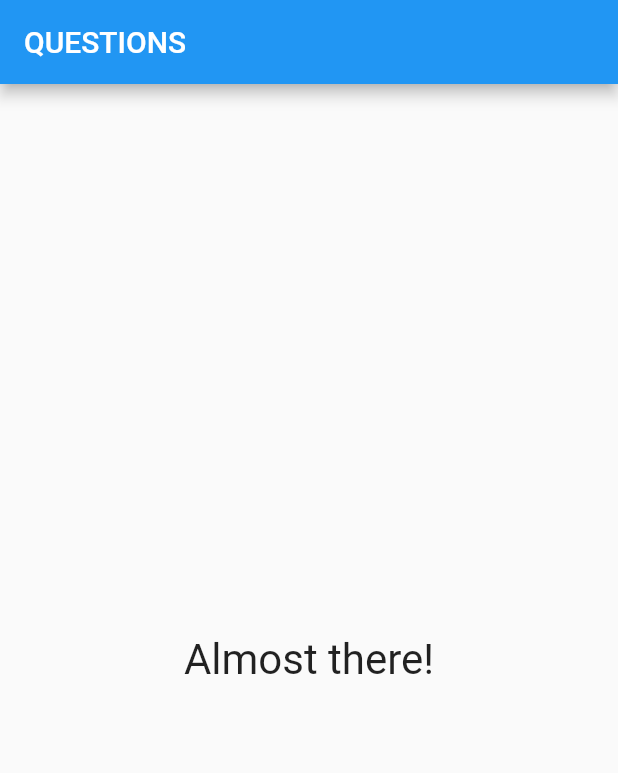
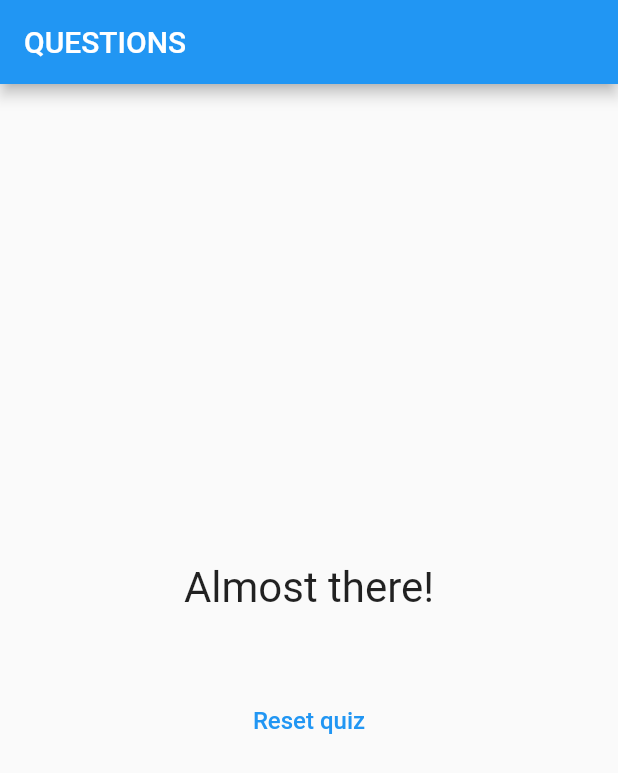
Before and after one commit to fellipetav/quizapplication, a Flutter app: the screen it shows after launch, after a tap on "Thomas Edison", after a tap on "Communism", after a tap on "Yes, but it depends on which time branch", on a phone screen of 412 x 824 dp. Shown: the top 773 px of the screen. Run offline on Flutter 3.47's test engine with Material 2 defaults, Android fonts, the phone set to English and light mode, and no system bars.

Commit message:
:sparkles: feat: adds reset quiz button

```diff
--- a/lib/main.dart
+++ b/lib/main.dart
@@ -60,9 +60,15 @@ class QuizAppState extends State<QuizApp> {
       setState(() {
         _currentQuestionIndex++;
         _totalScore += partialScore;
-        // print(_selectedQuestion);
       });
     }
+  }
+
+  void resetQuiz() {
+    setState(() {
+      _currentQuestionIndex = 0;
+      _totalScore = 0;
+    });
   }
 
   /// The `isCurrentQuestionIndexValid` method is checking if the current question index is valid. It
@@ -108,7 +114,10 @@ class QuizAppState extends State<QuizApp> {
                     _questions[_currentQuestionIndex]['question'].toString(),
                 answersOptionsWidgetList: answersOptionsWidgetList,
               )
-            : Result(score: _totalScore),
+            : Result(
+                score: _totalScore,
+                resetQuestions: resetQuiz,
+              ),
       ),
     );
   }
--- a/lib/result_widget.dart
+++ b/lib/result_widget.dart
@@ -3,9 +3,12 @@ import 'package:flutter/material.dart';
 class Result extends StatelessWidget {
   final int score;
 
+  final Function() resetQuestions;
+
   const Result({
     super.key,
     required this.score,
+    required this.resetQuestions,
   });
 
   // Preciso de um getter para definir a exibição em função da pontuação
@@ -29,11 +32,29 @@ class Result extends StatelessWidget {
 
   @override
   Widget build(BuildContext context) {
-    return Center(
-      child: Text(
-        resultMessage,
-        style: const TextStyle(fontSize: 28),
-      ),
+    return Column(
+      mainAxisAlignment: MainAxisAlignment.center,
+      children: [
+        Center(
+          child: Text(
+            resultMessage,
+            textAlign: TextAlign.center,
+            style: const TextStyle(fontSize: 28),
+          ),
+        ),
+        const Padding(
+          padding: EdgeInsets.all(24),
+        ),
+        TextButton(
+          onPressed: resetQuestions,
+          child: const Text(
+            'Reset quiz',
+            style: TextStyle(
+              fontSize: 16,
+            ),
+          ),
+        )
+      ],
     );
   }
 }
```
